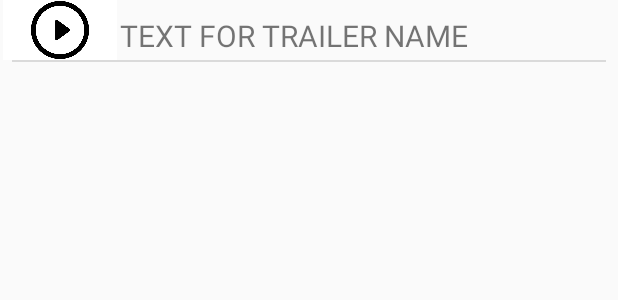
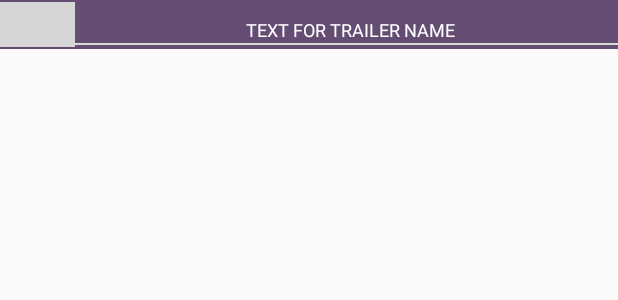
Before and after one commit to anubhavaron/PROJECTMOVIESAPP, an Android app: the layout trailer_screen.xml on its own in the app's theme, with its tools: preview values and no code run, on a phone screen of 412 x 824 dp. Shown: the top 300 px of the screen. Run offline under Robolectric (Android 15) with nearby library versions, the light colour scheme and no system bars; grey boxes are pictures that could not be loaded.

Commit message:
Completed 95%

```diff
--- a/app/src/main/res/layout/trailer_screen.xml
+++ b/app/src/main/res/layout/trailer_screen.xml
@@ -1,35 +1,40 @@
 <?xml version="1.0" encoding="utf-8"?>
-<LinearLayout xmlns:android="http://schemas.android.com/apk/res/android"
-    android:orientation="vertical" android:layout_width="match_parent"
-
+<RelativeLayout xmlns:android="http://schemas.android.com/apk/res/android"
+     android:layout_width="match_parent"
+    android:background="#644c72"
     android:layout_height="wrap_content">
 
-    <LinearLayout
-        android:layout_width="wrap_content"
-        android:orientation="horizontal"
-        android:layout_height="wrap_content">
-    <ImageView
-        android:layout_width="80dp"
-        android:layout_height="40dp"
-        android:src="@drawable/play_button"/>
     <TextView
         android:layout_width="match_parent"
-        android:layout_height="wrap_content"
-        android:textSize="20dp"
+        android:layout_height="30dp"
+        android:textSize="12dp"
+        android:layout_marginLeft="50dp"
+        android:paddingLeft="5dp"
+
         android:text="TEXT FOR TRAILER NAME"
-
+    android:textColor="#ffffff"
+        android:gravity="center"
 
         android:paddingTop="10dp"
         android:id="@+id/Trailer_id"/>
 
-    </LinearLayout>
+
+    <ImageView
+        android:layout_marginTop="1dp"
+        android:layout_marginBottom="1dp"
+        android:layout_width="50dp"
+        android:layout_height="30dp"
+        android:src="@drawable/myimage"/>
+
+
+
     <View
         android:layout_width="match_parent"
         android:layout_height="1dp"
         android:background="#dadada"
-        android:layout_marginLeft="8dp"
-        android:layout_marginRight="8dp" />
+        android:layout_marginTop="1dp"
+        android:layout_alignBottom="@+id/Trailer_id"/>
 
 
 
-</LinearLayout>
+</RelativeLayout>
```
Also changed, not shown: app/src/main/java/com/example/anubhav/projectmoviesapp/Main2Activity.java (+31 -6 lines), app/src/main/res/layout/activity_main2.xml (+96 -32 lines), app/src/main/res/layout/content_main2.xml (deleted, +0 -89 lines), app/src/main/res/drawable/play_button.png (deleted).
